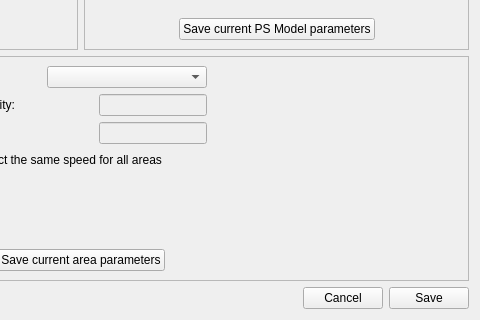
Qt form LTEsimGeneratorGUI/Ui/tuningtrafficform.ui (moniss23/junit4) before a commit; both pictures show x 318 to 798 and y 186 to 506 of the 798 by 506 pixel window.
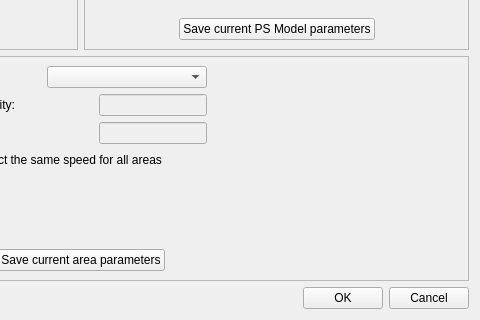
The same form after that commit.

Commit message: Added new UI to traffic map + paging rename to pagging + change buttons design in small windows + fit button size to text in Channel Models button

```diff
--- a/LTEsimGeneratorGUI/Ui/tuningtrafficform.ui
+++ b/LTEsimGeneratorGUI/Ui/tuningtrafficform.ui
@@ -668,16 +668,16 @@
       </spacer>
      </item>
      <item>
-      <widget class="QPushButton" name="bt_cancel">
+      <widget class="QPushButton" name="bt_save">
        <property name="text">
-        <string>Cancel</string>
+        <string>OK</string>
        </property>
       </widget>
      </item>
      <item>
-      <widget class="QPushButton" name="bt_save">
+      <widget class="QPushButton" name="bt_cancel">
        <property name="text">
-        <string>Save</string>
+        <string>Cancel</string>
        </property>
       </widget>
      </item>
```
The commit also changes 52 other files.
